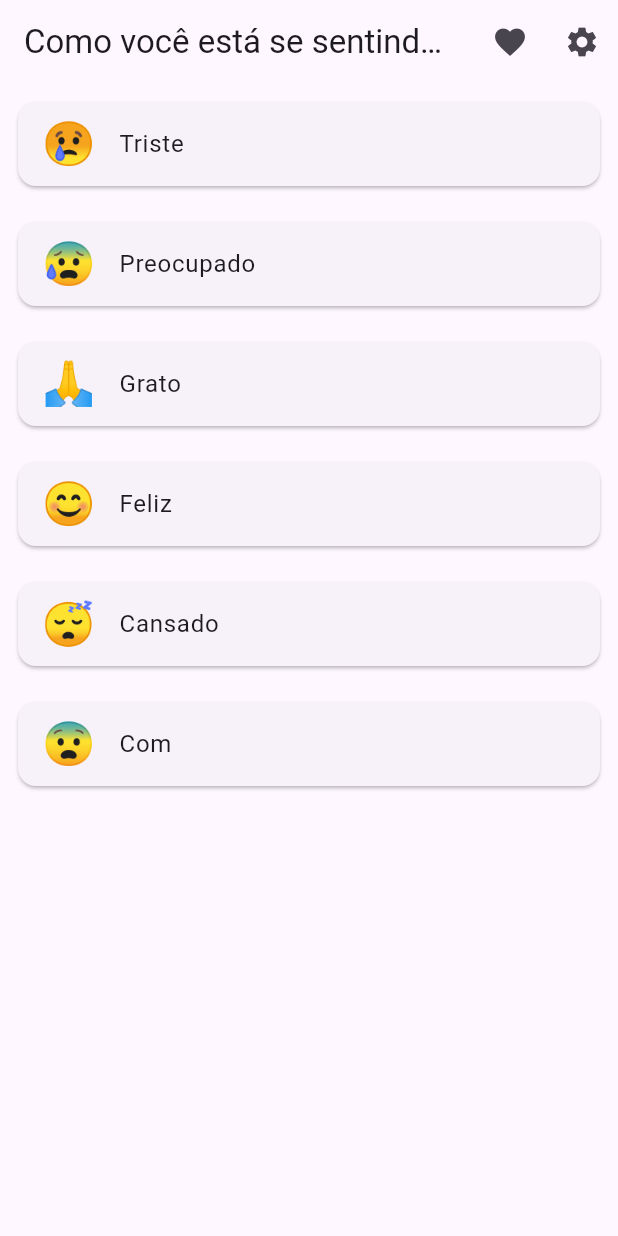
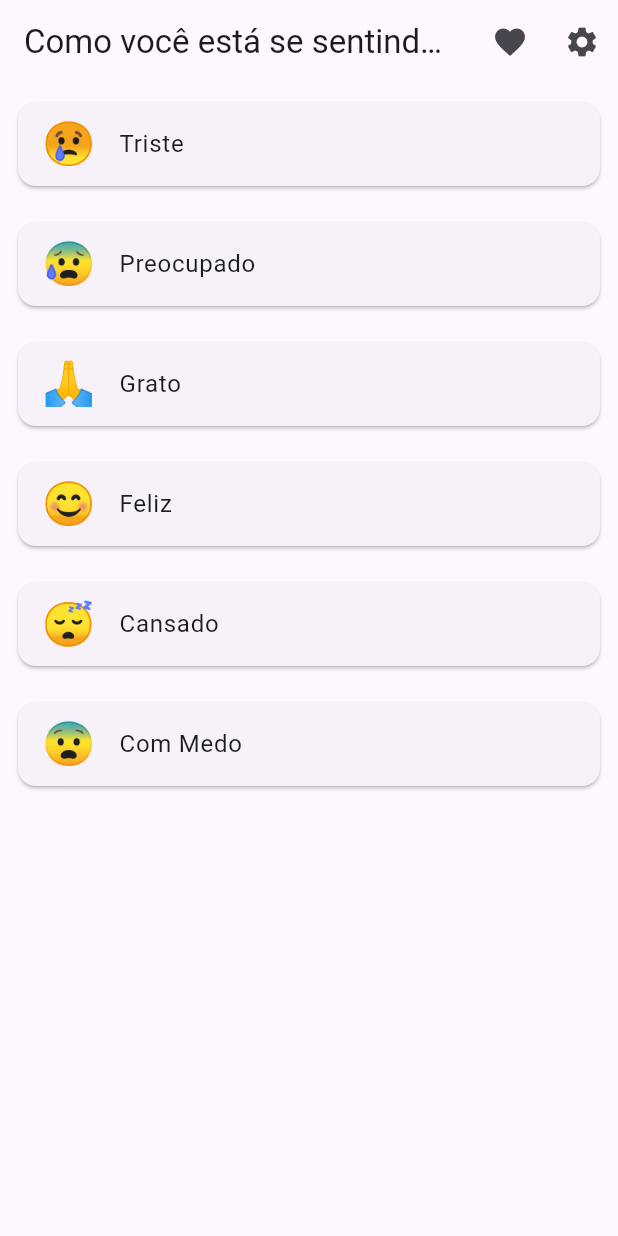
Before and after one commit to gabrielforny/biblia_versiculos_humor, a Flutter app: the screen it shows after launch, on a phone screen of 412 x 824 dp. Run offline on Flutter 3.47's test engine with Material 3 defaults, Android fonts, the light colour scheme and no system bars; our stand-ins replace another_flushbar, share_plus, shared_preferences.

Commit message:
Ajuste do nome esta quebrando no status "com medo"

```diff
--- a/lib/screens/humor_screen.dart
+++ b/lib/screens/humor_screen.dart
@@ -99,7 +99,7 @@ class HumorScreen extends StatelessWidget {
                     entry.value.split(' ')[0],
                     style: TextStyle(fontSize: 28),
                   ),
-                  title: Text(entry.value.split(' ')[1]),
+                  title: Text(entry.value.substring(3).trim()),
                   onTap: () => _abrirVersiculo(context, entry.key),
                 ),
               );
```
